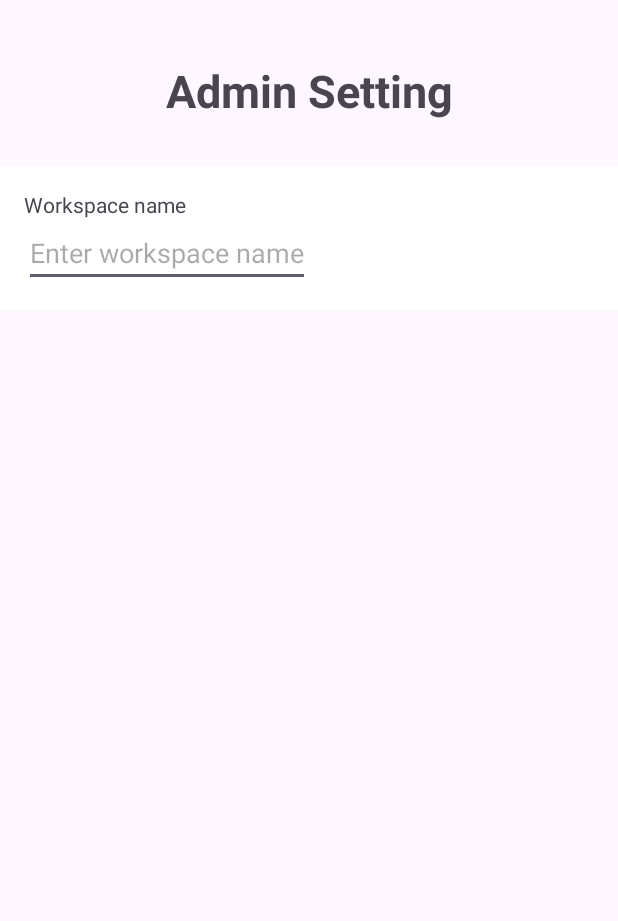
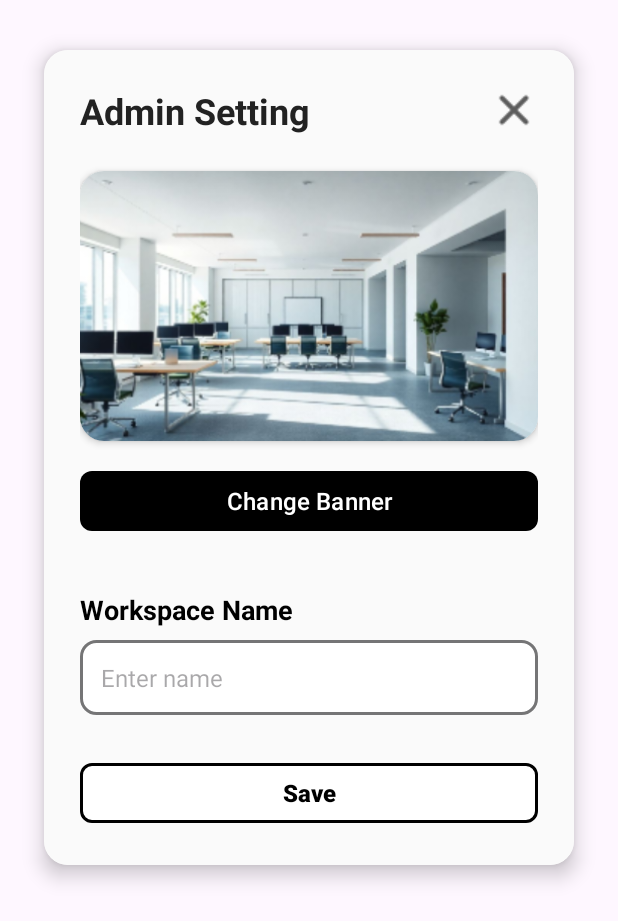
Before and after one commit to AyazSoni/Workspace_booking_app, an Android app: the layout admin_setting_dialog.xml on its own in the app's theme, with its tools: preview values and no code run, on a phone screen of 412 x 824 dp. Shown: the top 921 px of the screen. Run offline under Robolectric (Android 15) with nearby library versions, the phone set to English and light mode, and no system bars.

Commit message:
dialog open

```diff
--- a/app/src/main/java/com/example/workspace_booking_app/AdminActivity.kt
+++ b/app/src/main/java/com/example/workspace_booking_app/AdminActivity.kt
@@ -5,6 +5,7 @@ import android.os.Bundle
 import androidx.activity.enableEdgeToEdge
 import androidx.core.view.ViewCompat
 import androidx.core.view.WindowInsetsCompat
+import android.widget.ImageButton
 
 class AdminActivity : AppCompatActivity() {
     override fun onCreate(savedInstanceState: Bundle?){
@@ -16,5 +17,12 @@ class AdminActivity : AppCompatActivity() {
             v.setPadding(systemBars.left, systemBars.top, systemBars.right, systemBars.bottom)
             insets
         }
+
+        val settingButton = findViewById<ImageButton>(R.id.setting_btn)
+
+        settingButton.setOnClickListener{
+            val dialog = AddRoomDialogFragment()
+            dialog.show(supportFragmentManager, "AddRoomDialogFragment")
+        }
     }
 }
--- a/app/src/main/java/com/example/workspace_booking_app/admin_setting_dialog.kt
+++ b/app/src/main/java/com/example/workspace_booking_app/admin_setting_dialog.kt
@@ -1,13 +1,31 @@
-package com.example.workspace_booking_app
+package com.example.workspace_booking_app  // ← Replace with your actual package name
+import android.os.Bundle
+import android.view.LayoutInflater
+import android.view.View
+import android.view.ViewGroup
+import androidx.fragment.app.DialogFragment
 
-import android.os.Bundle
-import androidx.activity.enableEdgeToEdge
-import androidx.appcompat.app.AppCompatActivity
+class AddRoomDialogFragment : DialogFragment() {
 
-class admin_setting_dialog : AppCompatActivity() {
-    override fun onCreate(savedInstanceState: Bundle?) {
-        super.onCreate(savedInstanceState)
-        enableEdgeToEdge()
-        setContentView(R.layout.admin_setting_dialog)
+    override fun onCreateView(
+        inflater: LayoutInflater,
+        container: ViewGroup?,
+        savedInstanceState: Bundle?
+    ): View? {
+        // Inflate your dialog's layout
+        return inflater.inflate(R.layout.admin_setting_dialog, container, false)
+    }
+
+    override fun onStart() {
+        super.onStart()
+        dialog?.window?.setLayout(
+            (resources.displayMetrics.widthPixels * 0.9).toInt(),
+            ViewGroup.LayoutParams.WRAP_CONTENT
+        )
+        dialog?.window?.setBackgroundDrawableResource(android.R.color.transparent)
+    }
+
+    companion object {
+        const val TAG = "AddRoomDialogFragment"
     }
 }
--- a/app/src/main/res/layout/admin_page.xml
+++ b/app/src/main/res/layout/admin_page.xml
@@ -45,6 +45,7 @@
             />
 
           <ImageButton
+              android:id="@+id/setting_btn"
               android:layout_width="wrap_content"
               android:layout_height="wrap_content"
               android:src="@drawable/setting"
--- a/app/src/main/res/layout/admin_setting_dialog.xml
+++ b/app/src/main/res/layout/admin_setting_dialog.xml
@@ -1,47 +1,126 @@
-<?xml version="1.0" encoding="utf-8"?>
-<androidx.constraintlayout.widget.ConstraintLayout xmlns:android="http://schemas.android.com/apk/res/android"
+<androidx.cardview.widget.CardView
+    xmlns:android="http://schemas.android.com/apk/res/android"
+    xmlns:app="http://schemas.android.com/apk/res-auto"
+    android:layout_width="match_parent"
+    android:layout_height="wrap_content"
+    app:cardCornerRadius="16dp"
+    app:cardElevation="8dp"
+    android:layout_margin="16dp"
+    app:cardUseCompatPadding="true">
+<androidx.constraintlayout.widget.ConstraintLayout
+    xmlns:android="http://schemas.android.com/apk/res/android"
+    xmlns:app="http://schemas.android.com/apk/res-auto"
     android:layout_width="match_parent"
     android:layout_height="match_parent"
-    xmlns:app="http://schemas.android.com/apk/res-auto">
+    android:padding="24dp"
+    android:background="#FAFAFA">
 
+    <!-- Title -->
     <TextView
-        android:id="@+id/textView"
+        android:id="@+id/textViewTitle"
+        android:layout_width="0dp"
+        android:layout_height="wrap_content"
+        android:text="Admin Setting"
+        android:textSize="24sp"
+        android:textStyle="bold"
+        android:textColor="#222222"
+        app:layout_constraintTop_toTopOf="parent"
+        app:layout_constraintStart_toStartOf="parent"
+        app:layout_constraintEnd_toStartOf="@+id/btnClose"
+        android:layout_marginEnd="8dp" />
+
+    <!-- Close Button -->
+    <ImageButton
+        android:id="@+id/btnClose"
+        android:layout_width="32dp"
+        android:layout_height="32dp"
+        android:background="@android:color/transparent"
+        android:src="@drawable/close3"
+        android:contentDescription="Close"
+        app:layout_constraintTop_toTopOf="@+id/textViewTitle"
+        app:layout_constraintEnd_toEndOf="parent" />
+
+    <!-- Banner Card -->
+    <androidx.cardview.widget.CardView
+        android:id="@+id/cardView"
+        android:layout_width="0dp"
+        android:layout_height="180dp"
+        app:cardCornerRadius="16dp"
+        app:cardElevation="3dp"
+        app:layout_constraintTop_toBottomOf="@+id/textViewTitle"
+        app:layout_constraintStart_toStartOf="parent"
+        app:layout_constraintEnd_toEndOf="parent"
+        android:layout_marginTop="24dp">
+
+        <ImageView
+            android:layout_width="match_parent"
+            android:layout_height="match_parent"
+            android:scaleType="centerCrop"
+            android:src="@drawable/banner"
+            android:contentDescription="Banner Image" />
+    </androidx.cardview.widget.CardView>
+
+    <!-- Change Banner Button -->
+    <com.google.android.material.button.MaterialButton
+        android:id="@+id/btnChangeBanner"
+        android:layout_width="0dp"
+        android:layout_height="48dp"
+        android:text="Change Banner"
+        android:textSize="16sp"
+        android:textColor="#FFFFFF"
+        app:cornerRadius="8dp"
+        app:backgroundTint="#000000"
+        app:iconTint="#FFFFFF"
+        app:iconPadding="8dp"
+        app:layout_constraintTop_toBottomOf="@+id/cardView"
+        app:layout_constraintStart_toStartOf="parent"
+        app:layout_constraintEnd_toEndOf="parent"
+        android:layout_marginTop="16dp" />
+
+    <!-- Workspace Name Label -->
+    <TextView
+        android:id="@+id/txthint"
         android:layout_width="wrap_content"
         android:layout_height="wrap_content"
-        android:text="Admin Setting"
-        android:textSize="30sp"
-        app:layout_constraintTop_toTopOf="parent"
+        android:text="Workspace Name"
+        android:textSize="18sp"
+        android:textStyle="bold"
+        android:textColor="#000000"
+        app:layout_constraintTop_toBottomOf="@+id/btnChangeBanner"
+        app:layout_constraintStart_toStartOf="parent"
+        android:layout_marginTop="36dp" />
+
+    <!-- Input Field -->
+    <EditText
+        android:id="@+id/workspace_name_input"
+        android:layout_width="0dp"
+        android:layout_height="wrap_content"
+        android:hint="Enter name"
+        android:padding="14dp"
+        android:textColor="#000000"
+        android:textSize="16sp"
+        android:background="@drawable/custom_input"
+        app:layout_constraintTop_toBottomOf="@id/txthint"
         app:layout_constraintStart_toStartOf="parent"
         app:layout_constraintEnd_toEndOf="parent"
-        android:gravity="center"
+        android:layout_marginTop="8dp" />
+
+    <!-- Save Button -->
+    <com.google.android.material.button.MaterialButton
+        android:id="@+id/btnsave"
+        android:layout_width="0dp"
+        android:layout_height="48dp"
+        android:text="Save"
+        android:textSize="16sp"
+        android:textColor="@color/black"
         android:textStyle="bold"
-        android:layout_marginTop="40dp"
-
-        />
-
-    <LinearLayout
-        android:layout_width="match_parent"
-        android:layout_height="wrap_content"
-        android:background="@color/white"
-        app:layout_constraintTop_toBottomOf="@+id/textView"
+        app:cornerRadius="8dp"
+        app:backgroundTint="#FFFFFF"
+        app:strokeColor="@android:color/black"
+        app:strokeWidth="2dp"
+        app:layout_constraintTop_toBottomOf="@id/workspace_name_input"
         app:layout_constraintStart_toStartOf="parent"
         app:layout_constraintEnd_toEndOf="parent"
-        android:padding="16dp"
-        android:orientation="vertical"
-        android:layout_marginTop="30dp"
-        >
-        <TextView
-            android:layout_width="wrap_content"
-            android:layout_height="wrap_content"
-            android:text="Workspace name"
-            />
-        <EditText
-            android:layout_width="wrap_content"
-            android:layout_height="wrap_content"
-            android:hint="Enter workspace name"
-            android:inputType="textPersonName"
-
-             />
-    </LinearLayout>
-
+        android:layout_marginTop="28dp" />
 </androidx.constraintlayout.widget.ConstraintLayout>
+</androidx.cardview.widget.CardView>
```
